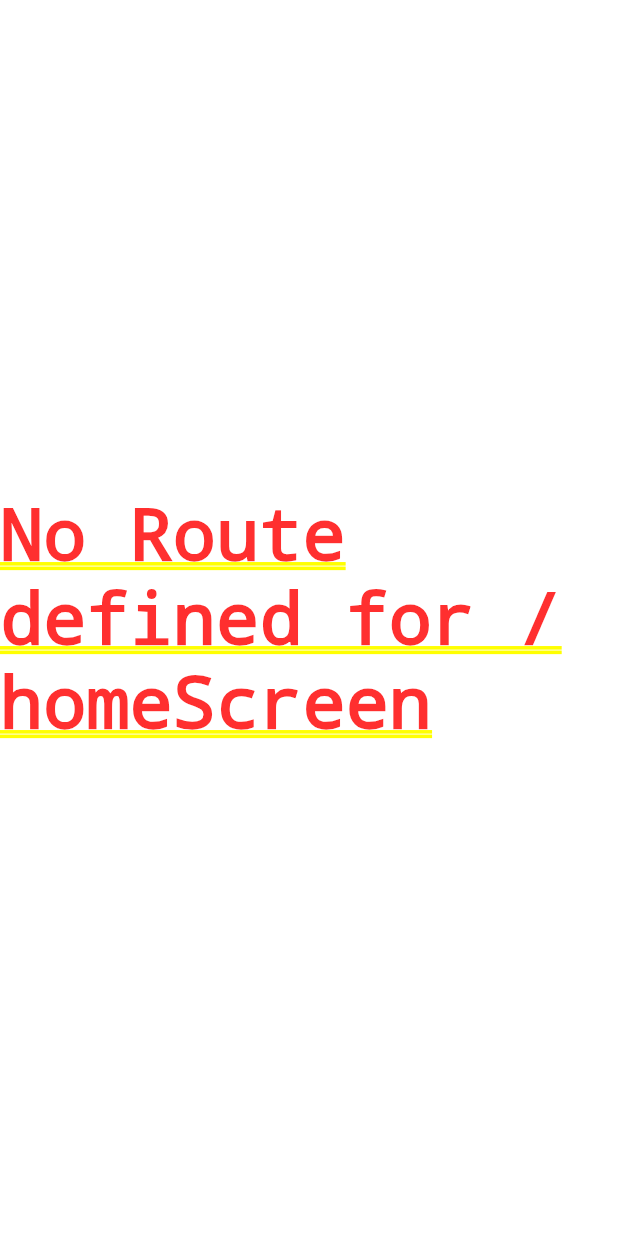
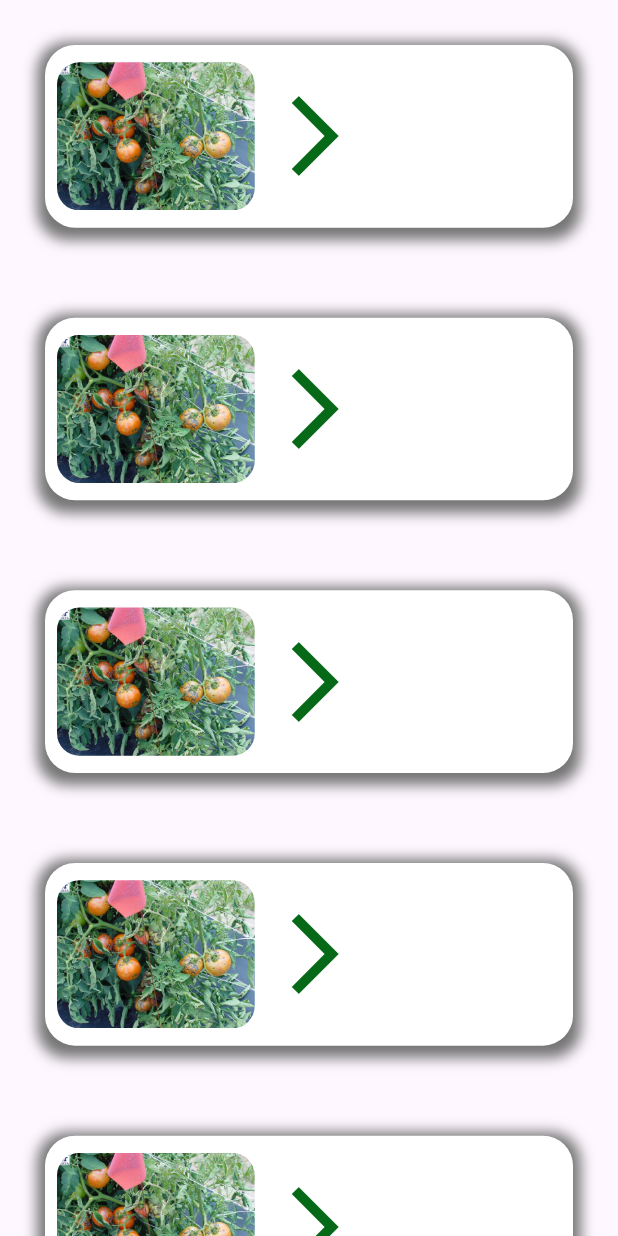
Before and after one commit to mohamedellithy1/plant_disease_app, a Flutter app: the OnboardingScreen screen opened by its route, after a tap on "Get Started", on a phone screen of 412 x 824 dp. Run offline on Flutter 3.47's test engine with Material 3 defaults, Android fonts, the phone set to English and light mode, and no system bars; our stand-ins replace flutter_screenutil.

Commit message:
home Screen features

```diff
--- a/lib/core/routing/app_routes.dart
+++ b/lib/core/routing/app_routes.dart
@@ -1,15 +1,17 @@
 import 'package:flutter/material.dart';
 import 'package:plant_disease_app/core/routing/raoutes.dart';
+import 'package:plant_disease_app/features/home_srcreen/ui/home_screen.dart';
 import 'package:plant_disease_app/features/on_boarding_screen/ui/on_boarding_screen.dart';
 
 class AppRoute {
   Route generateRoute(RouteSettings settings) {
     switch (settings.name) {
       case Routes.onBoardingScreen:
-        return MaterialPageRoute(builder: (context) => const OnboardingScreen());
-      /*case '/login':
-        return MaterialPageRoute(builder: (context) => LoginPage());
-*/
+        return MaterialPageRoute(
+            builder: (context) => const OnboardingScreen());
+      case Routes.homeScreen:
+        return MaterialPageRoute(builder: (context) => const HomeScreen());
+
       default:
         return MaterialPageRoute(
             builder: (_) => Center(
--- a/lib/core/theming/colors.dart
+++ b/lib/core/theming/colors.dart
@@ -1,7 +1,7 @@
 import 'package:flutter/material.dart';
 
 class ColorsManager {
-  static const Color mainGreen = Color.fromARGB(255, 2, 248, 84);
+  static const Color mainGreen = Color.fromARGB(255, 6, 105, 23);
   static const Color gray = Color(0XFF757575);
   static const Color lighterGray = Color(0XFFEDEDED);
   static const Color darkBlue = Color(0XFF242424);
--- /dev/null
+++ b/lib/features/home_srcreen/ui/home_screen.dart
@@ -0,0 +1,28 @@
+import 'package:flutter/material.dart';
+import 'package:plant_disease_app/features/home_srcreen/ui/widgets/item_plants.dart';
+
+class HomeScreen extends StatelessWidget {
+  const HomeScreen({super.key});
+
+  @override
+  Widget build(BuildContext context) {
+    return SafeArea(
+      child: Scaffold(
+        body: Column(
+          children: [
+            Expanded(
+              child: ListView.builder(
+                physics: const ScrollPhysics(),
+                itemBuilder: (context, index) => const ItemPlants(
+                  image: 'assets/images/tomatos_image.png',
+                ),
+                itemCount: 20,
+                padding: const EdgeInsets.all(0),
+              ),
+            )
+          ],
+        ),
+      ),
+    );
+  }
+}
--- /dev/null
+++ b/lib/features/home_srcreen/ui/widgets/item_plants.dart
@@ -0,0 +1,50 @@
+import 'package:flutter/material.dart';
+import 'package:flutter_screenutil/flutter_screenutil.dart';
+import 'package:plant_disease_app/core/theming/colors.dart';
+
+class ItemPlants extends StatelessWidget {
+  final String image;
+
+  const ItemPlants({super.key, required this.image});
+
+  @override
+  Widget build(BuildContext context) {
+    return Padding(
+      padding: const EdgeInsets.all(30),
+      child: Container(
+          width: double.infinity,
+          height: 120.h,
+          decoration: const BoxDecoration(
+              boxShadow: [
+                BoxShadow(
+                  color: ColorsManager.gray,
+                  spreadRadius: 5,
+                  blurRadius: 7,
+                  offset: Offset(0, 3), // changes position of shadow
+                ),
+              ],
+              color: Colors.white,
+              borderRadius: BorderRadius.all(Radius.circular(20))),
+          child: Row(
+            children: [
+              Padding(
+                padding: const EdgeInsets.all(8),
+                child: ClipRRect(
+                  borderRadius: BorderRadius.circular(15),
+                  child: Image.asset(
+                    image,
+                    width: 120.w,
+                  ),
+                ),
+              ),
+              const Icon(
+                Icons.arrow_forward_ios,
+                size: 64,
+                color: ColorsManager.mainGreen,
+                weight: 50,
+              )
+            ],
+          )),
+    );
+  }
+}
```
Also changed, not shown: assets/images/splash_logo.png (added), assets/images/tomatos_image.png (added).
